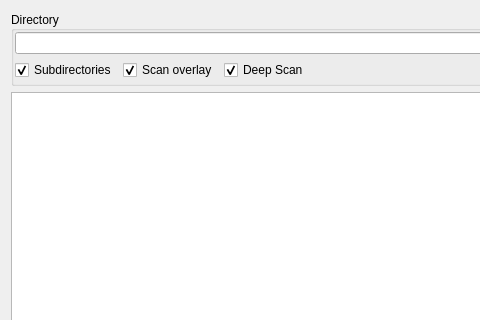
First picture: the form in gui_source/dialogdirectoryscan.ui, repository horsicq/Nauz-File-Detector, before the edit; both pictures show x 0 to 480 and y 0 to 320 of the 725 by 478 pixel window.
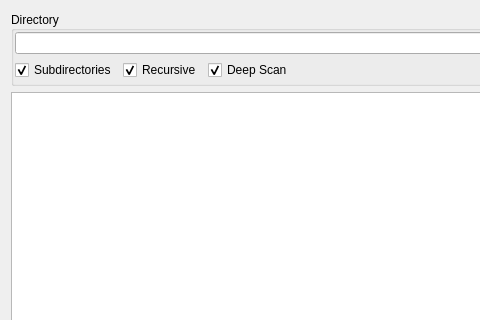
Second picture: the form after the edit.

What changed in the file:
```diff
--- a/gui_source/dialogdirectoryscan.ui
+++ b/gui_source/dialogdirectoryscan.ui
@@ -61,7 +61,7 @@
           <item>
            <widget class="QCheckBox" name="checkBoxScanOverlay">
             <property name="text">
-             <string>Scan overlay</string>
+             <string>Recursive</string>
             </property>
             <property name="checked">
              <bool>true</bool>
```
Left out of the diff: 2 changed lines with no effect on the pictures.
